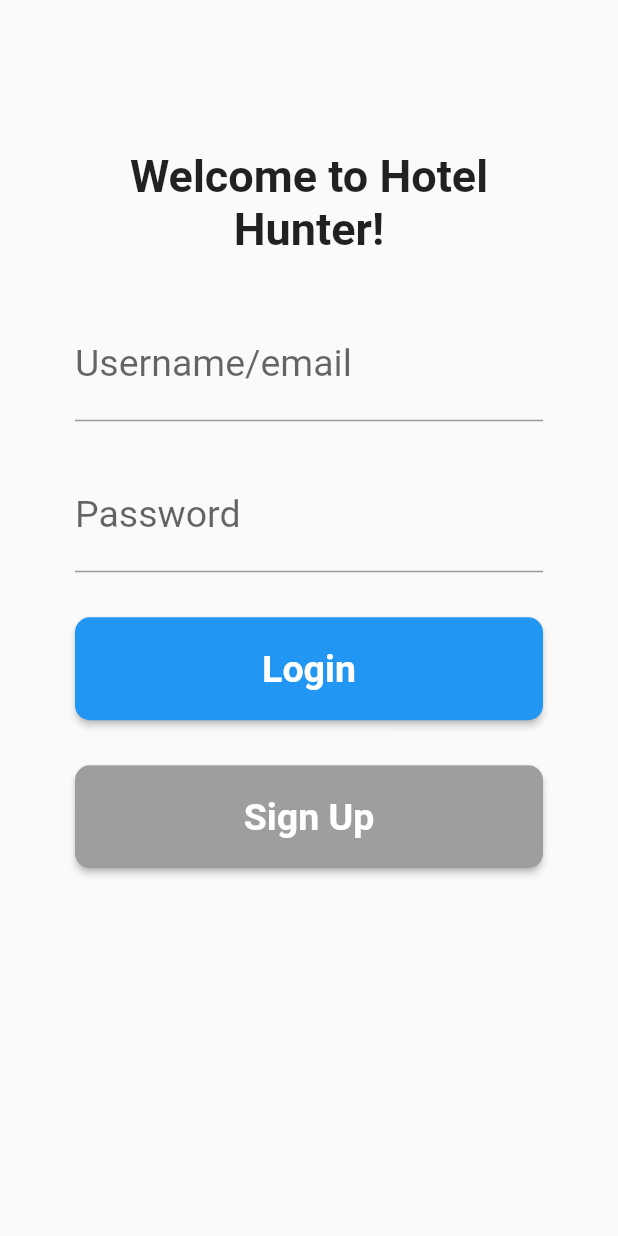
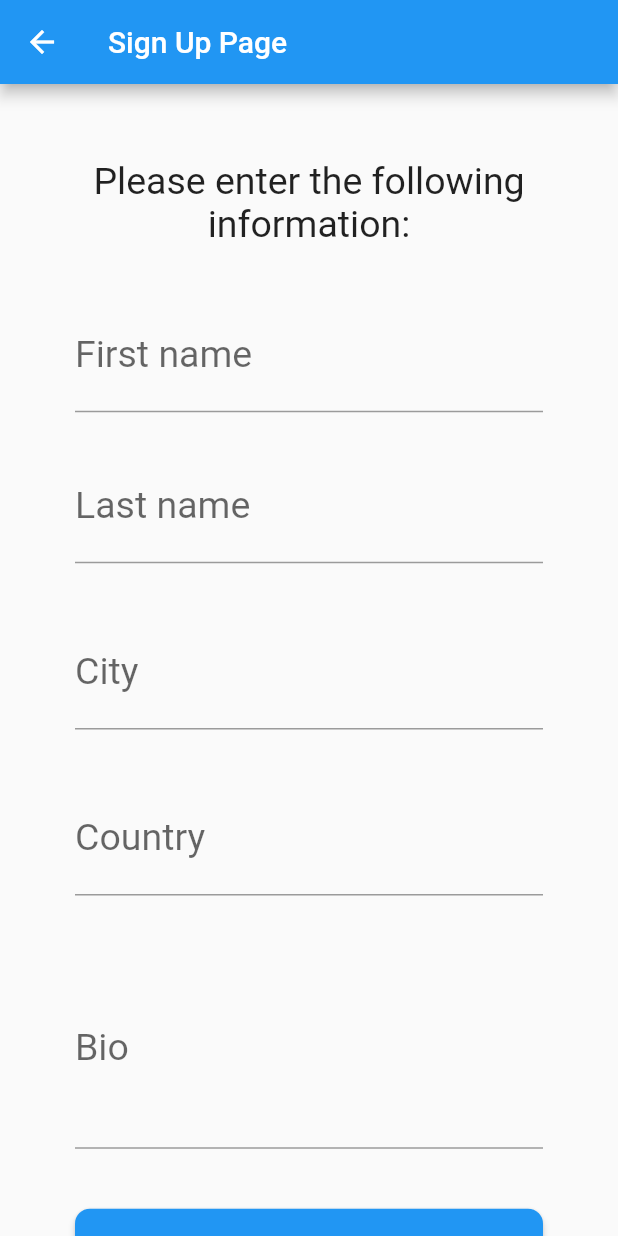
Before and after one commit to shanewilsonpro/Hotel_Hunter_App, a Flutter app: the screen it shows after launch, after a tap on "Sign Up", on a phone screen of 412 x 824 dp. Run offline on Flutter 3.47's test engine with Material 2 defaults, Android fonts, the phone set to English and light mode, and no system bars.

Commit message:
adding signup page

```diff
--- a/lib/Screens/login_page.dart
+++ b/lib/Screens/login_page.dart
@@ -1,8 +1,9 @@
 import 'package:flutter/material.dart';
 import 'package:hotel_hunter_app/Models/AppConstants.dart';
+import 'signup_page.dart';
 
 class LoginPage extends StatefulWidget {
-  static final String routeName = '/loginPageRoute';
+  static final String routeName = '/login_pageRoute';
 
   LoginPage({Key key}) : super(key: key);
 
@@ -11,6 +12,11 @@ class LoginPage extends StatefulWidget {
 }
 
 class _LoginPageState extends State<LoginPage> {
+
+  void _signup() {
+    Navigator.pushNamed(context, SignupPage.routeName);
+  }
+
   @override
   Widget build(BuildContext context) {
     return Scaffold(
@@ -76,7 +82,9 @@ class _LoginPageState extends State<LoginPage> {
               Padding(
                 padding: const EdgeInsets.only(top: 30.0),
                 child: MaterialButton(
-                  onPressed: () {},
+                  onPressed: () {
+                    _signup();
+                  },
                   child: Text(
                     'Sign Up',
                     style: TextStyle(
--- /dev/null
+++ b/lib/Screens/signup_page.dart
@@ -0,0 +1,118 @@
+import 'package:flutter/material.dart';
+
+class SignupPage extends StatefulWidget {
+  static final String routeName = '/signup_pageRoute';
+
+  SignupPage({Key key}) : super(key: key);
+
+  @override
+  _SignupPageState createState() => _SignupPageState();
+}
+
+class _SignupPageState extends State<SignupPage> {
+  @override
+  Widget build(BuildContext context) {
+    return Scaffold(
+      appBar: AppBar(
+        title: Text(
+          'Sign Up Page',
+          style: TextStyle(
+            color: Colors.white,
+            fontSize: 20.0,
+          ),
+        ),
+      ),
+      body: Center(
+        child: SingleChildScrollView(
+          child: Padding(
+            padding: const EdgeInsets.fromLTRB(50, 50, 50, 0),
+            child: Column(
+              mainAxisAlignment: MainAxisAlignment.start,
+              children: <Widget>[
+                Text(
+                  'Please enter the following information:',
+                  style: TextStyle(
+                    fontSize: 25.0,
+                  ),
+                  textAlign: TextAlign.center,
+                ),
+                Form(
+                  child: Column(
+                    children: <Widget>[
+                      Padding(
+                        padding: const EdgeInsets.only(top: 35.0),
+                        child: TextFormField(
+                          decoration: InputDecoration(labelText: 'First name'),
+                          style: TextStyle(
+                            fontSize: 25.0,
+                          ),
+                        ),
+                      ),
+                      Padding(
+                        padding: const EdgeInsets.only(top: 25.0),
+                        child: TextFormField(
+                          decoration: InputDecoration(labelText: 'Last name'),
+                          style: TextStyle(
+                            fontSize: 25.0,
+                          ),
+                        ),
+                      ),
+                      Padding(
+                        padding: const EdgeInsets.only(top: 35.0),
+                        child: TextFormField(
+                          decoration: InputDecoration(labelText: 'City'),
+                          style: TextStyle(
+                            fontSize: 25.0,
+                          ),
+                        ),
+                      ),
+                      Padding(
+                        padding: const EdgeInsets.only(top: 35.0),
+                        child: TextFormField(
+                          decoration: InputDecoration(labelText: 'Country'),
+                          style: TextStyle(
+                            fontSize: 25.0,
+                          ),
+                        ),
+                      ),
+                      Padding(
+                        padding: const EdgeInsets.only(top: 35.0),
+                        child: TextFormField(
+                          decoration: InputDecoration(labelText: 'Bio'),
+                          style: TextStyle(
+                            fontSize: 25.0,
+                          ),
+                          maxLines: 3,
+                        ),
+                      ),
+                    ],
+                  ),
+                ),
+                Padding(
+                  padding: const EdgeInsets.only(top: 40.0, bottom: 40.0),
+                  child: MaterialButton(
+                    onPressed: () {},
+                    child: Text(
+                      'Submit',
+                      style: TextStyle(
+                        fontWeight: FontWeight.bold,
+                        fontSize: 25.0,
+                        color: Colors.white,
+                      ),
+                    ),
+                    color: Colors.blue,
+                    height: MediaQuery.of(context).size.height / 12,
+                    minWidth: double.infinity,
+                    shape: RoundedRectangleBorder(
+                      borderRadius: BorderRadius.circular(10),
+                    ),
+                  ),
+                ),
+              ],
+            ),
+          ),
+        ),
+      ),
+    );
+  }
+}
--- a/lib/main.dart
+++ b/lib/main.dart
@@ -3,6 +3,7 @@ import 'dart:async';
 import 'package:flutter/material.dart';
 import 'package:hotel_hunter_app/Models/AppConstants.dart';
 import 'package:hotel_hunter_app/Screens/login_page.dart';
+import 'package:hotel_hunter_app/Screens/signup_page.dart';
 
 void main() {
   runApp(MyApp());
@@ -20,6 +21,7 @@ class MyApp extends StatelessWidget {
       home: MyHomePage(),
       routes: {
         LoginPage.routeName: (context) => LoginPage(),
+        SignupPage.routeName: (context) => SignupPage(),
       },
     );
   }
```
